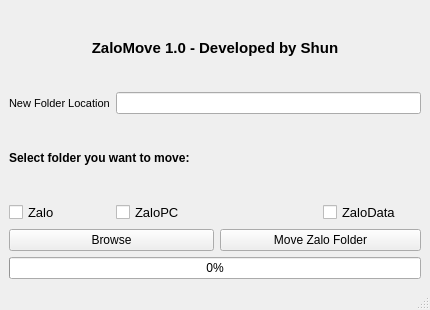
This is ui/mainwindow.ui in minhynguyen2464/Zalo-Mover as Qt 5 draws it before an edit. The edited form follows.
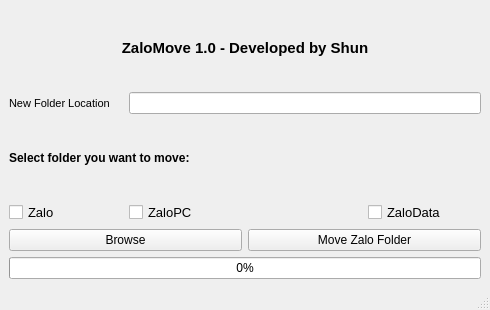
This is the edited form.

Diff of the .ui file:
```diff
--- a/ui/mainwindow.ui
+++ b/ui/mainwindow.ui
@@ -6,13 +6,13 @@
    <rect>
     <x>0</x>
     <y>0</y>
-    <width>430</width>
+    <width>490</width>
     <height>310</height>
    </rect>
   </property>
   <property name="minimumSize">
    <size>
-    <width>430</width>
+    <width>490</width>
     <height>310</height>
    </size>
   </property>
```
Left out of the diff: 2 changed lines with no effect on the pictures.
